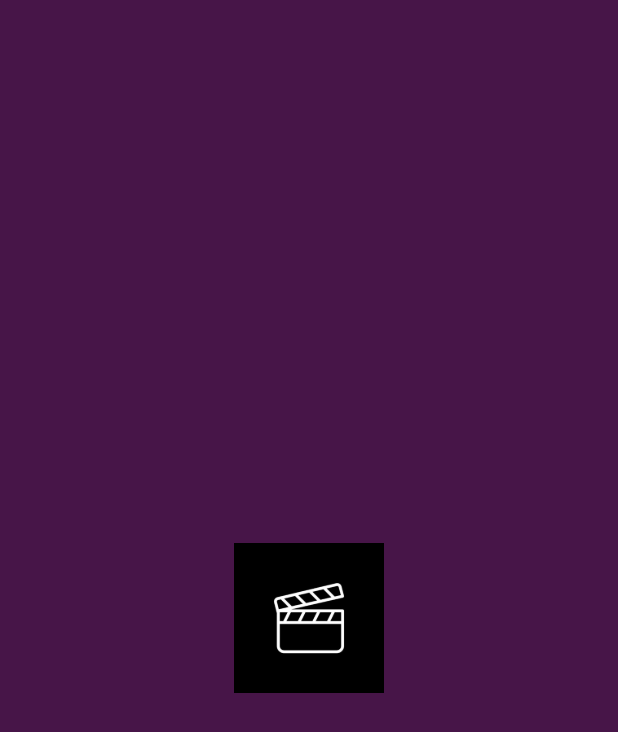
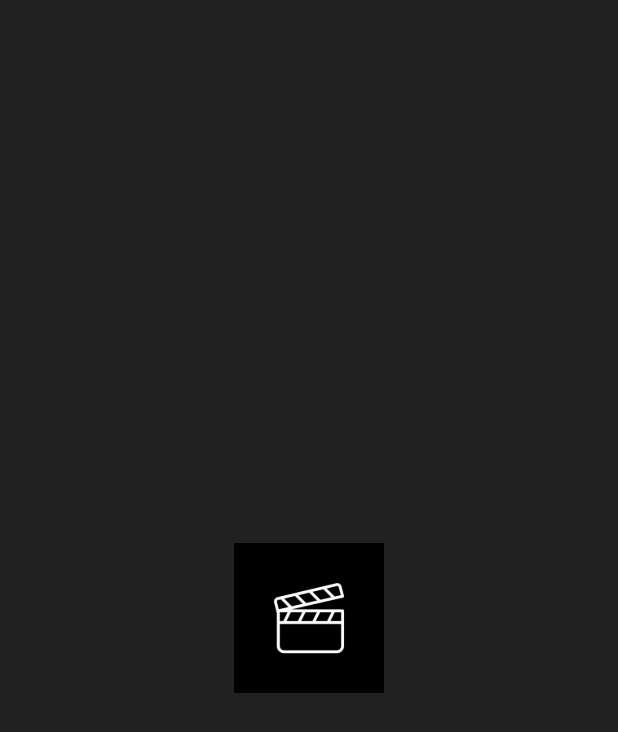
Before and after one commit to mahmoud-khaled19/movies, a Flutter app: the first screen one second after launch, on a phone screen of 412 x 824 dp. Shown: the top 732 px of the screen. Run offline on Flutter 3.47's test engine with Material 2 defaults, Android fonts, the phone set to English and light mode, and no system bars; our stand-ins replace animate_do, cached_network_image, carousel_slider, dartz, dio, flutter_bloc and 4 more.

Commit message:
finish Theme Mode

```diff
--- a/lib/app/resources/strings_manager.dart
+++ b/lib/app/resources/strings_manager.dart
@@ -1,10 +1,13 @@
 class AppStrings {
   static const String noDataFound = 'No Data Found';
-    static const String appTitle = 'Movies App';
-    static const String genres = 'Genres';
+  static const String appTitle = 'Movies App';
+  static const String genres = 'Genres';
   static const String nowPlaying = 'Now Playing';
   static const String popular = 'Popular';
-  static const String topRated =  "Top Rated";
+  static const String topRated = "Top Rated";
   static const String seeMore = 'See More';
   static const String moreLikeThis = 'More Like This';
+  static const String darkMode = 'Dark Mode';
+  static const String lightMode = 'Light Mode';
+  static const String settings = 'Settings';
 }
--- a/lib/app/resources/theme_manager.dart
+++ b/lib/app/resources/theme_manager.dart
@@ -7,6 +7,10 @@ import 'fonts_manager.dart';
 
 ThemeData getLightApplicationTheme() {
   return ThemeData(
+    iconTheme: IconThemeData(
+      color: ColorManagerLight.white,
+      size: AppSize.s25
+    ),
       scaffoldBackgroundColor: ColorManagerLight.primaryColor,
       primarySwatch: Colors.grey,
       primaryColor: ColorManagerLight.primaryColor,
@@ -36,9 +40,9 @@ ThemeData getLightApplicationTheme() {
                   borderRadius: BorderRadius.circular(AppSize.s16)))),
       textTheme: TextTheme(
           titleLarge: getSemiBoldStyle(
+              fontSize: FontSize.s18, color: ColorManagerLight.white),
+          titleMedium: getMediumStyle(
               fontSize: FontSize.s16, color: ColorManagerLight.white),
-        titleMedium: getMediumStyle(
-            fontSize: FontSize.s14, color: ColorManagerLight.white),
           titleSmall: getRegularStyle(
               fontSize: FontSize.s14, color: ColorManagerLight.white)),
       inputDecorationTheme: InputDecorationTheme(
@@ -64,65 +68,79 @@ ThemeData getLightApplicationTheme() {
                 color: ColorManagerLight.primaryColor, width: AppSize.s1),
             borderRadius: BorderRadius.circular(AppSize.s10),
           )),
-  );
+      switchTheme: SwitchThemeData(
+
+        splashRadius: 20,
+          trackColor: MaterialStateProperty.all(Colors.blueGrey),
+          thumbColor: MaterialStateProperty.all(ColorManagerLight.white)));
 }
 
 ThemeData getDarkApplicationTheme() {
   return ThemeData(
-    scaffoldBackgroundColor: ColorManagerLight.primaryColor,
-    primaryColor: ColorManagerLight.primaryColor,
+    iconTheme: IconThemeData(
+        color: ColorManagerLight.white,
+        size: AppSize.s25
+    ),
+    scaffoldBackgroundColor: ColorManagerDark.primaryColor,
+    primaryColor: ColorManagerDark.primaryColor,
     primarySwatch: Colors.grey,
-    disabledColor: ColorManagerLight.grey,
-    splashColor: ColorManagerLight.lightGrey,
+    disabledColor: ColorManagerDark.grey,
+    splashColor: ColorManagerDark.lightGrey,
     appBarTheme: AppBarTheme(
+      iconTheme: IconThemeData(
+        color: ColorManagerDark.white
+      ),
         systemOverlayStyle: SystemUiOverlayStyle(
-            statusBarColor: ColorManagerLight.primaryColor,
+            statusBarColor: ColorManagerDark.primaryColor,
             statusBarIconBrightness: Brightness.light),
         color: Colors.transparent,
-        shadowColor: ColorManagerLight.lightPrimary,
+        shadowColor: ColorManagerDark.lightPrimary,
         elevation: AppSize.s4,
         centerTitle: true,
         titleTextStyle: getRegularStyle(
-            fontSize: FontSize.s16, color: ColorManagerLight.white)),
+            fontSize: FontSize.s16, color: ColorManagerDark.white)),
     buttonTheme: ButtonThemeData(
-      buttonColor: ColorManagerLight.primaryColor,
-      splashColor: ColorManagerLight.lightPrimary,
+      buttonColor: ColorManagerDark.primaryColor,
+      splashColor: ColorManagerDark.lightPrimary,
       shape: const StadiumBorder(),
     ),
     elevatedButtonTheme: ElevatedButtonThemeData(
         style: ElevatedButton.styleFrom(
             textStyle: getRegularStyle(
-                fontSize: FontSize.s18, color: ColorManagerLight.white),
+                fontSize: FontSize.s18, color: ColorManagerDark.white),
             shape: RoundedRectangleBorder(
                 borderRadius: BorderRadius.circular(AppSize.s16)))),
     textTheme: TextTheme(
         titleLarge: getSemiBoldStyle(
-            fontSize: FontSize.s22, color: ColorManagerLight.white),
+            fontSize: FontSize.s18, color: ColorManagerDark.white),
         titleMedium: getMediumStyle(
-            fontSize: FontSize.s14, color: ColorManagerLight.white),
+            fontSize: FontSize.s16, color: ColorManagerDark.white),
         titleSmall: getRegularStyle(
-            fontSize: FontSize.s14, color: ColorManagerLight.grey)),
+            fontSize: FontSize.s14, color: ColorManagerDark.grey)),
+    switchTheme: SwitchThemeData(
+        trackColor: MaterialStateProperty.all(Colors.blueGrey),
+        thumbColor: MaterialStateProperty.all(ColorManagerDark.white)),
     inputDecorationTheme: InputDecorationTheme(
         contentPadding: const EdgeInsets.all(AppSize.s8),
         hintStyle: getRegularStyle(
-            fontSize: FontSize.s14, color: ColorManagerLight.white),
+            fontSize: FontSize.s14, color: ColorManagerDark.white),
         labelStyle: getMediumStyle(
-            fontSize: FontSize.s14, color: ColorManagerLight.white),
+            fontSize: FontSize.s14, color: ColorManagerDark.white),
         errorStyle: getRegularStyle(
-            fontSize: FontSize.s14, color: ColorManagerLight.red),
+            fontSize: FontSize.s14, color: ColorManagerDark.red),
         border: OutlineInputBorder(
           borderSide:
-              BorderSide(color: ColorManagerLight.grey, width: AppSize.s1),
+              BorderSide(color: ColorManagerDark.grey, width: AppSize.s1),
           borderRadius: BorderRadius.circular(AppSize.s10),
         ),
         focusedBorder: OutlineInputBorder(
           borderSide: BorderSide(
-              color: ColorManagerLight.primaryColor, width: AppSize.s1),
+              color: ColorManagerDark.primaryColor, width: AppSize.s1),
           borderRadius: BorderRadius.circular(AppSize.s10),
         ),
         focusedErrorBorder: OutlineInputBorder(
           borderSide: BorderSide(
-              color: ColorManagerLight.primaryColor, width: AppSize.s1),
+              color: ColorManagerDark.primaryColor, width: AppSize.s1),
           borderRadius: BorderRadius.circular(AppSize.s10),
         )),
   );
--- a/lib/app/resources/values_manager.dart
+++ b/lib/app/resources/values_manager.dart
@@ -28,6 +28,7 @@ class AppSize {
   static const double s16 = 16.0;
   static const double s18 = 18.0;
   static const double s20 = 20.0;
+  static const double s25 = 25.0;
   static const double s40 = 40.0;
   static const double s60 = 60.0;
   static const double s70 = 70.0;
--- a/lib/main.dart
+++ b/lib/main.dart
@@ -1,28 +1,45 @@
 import 'package:flutter/material.dart';
+import 'package:flutter_bloc/flutter_bloc.dart';
 import 'package:untitled1/app/resources/strings_manager.dart';
 import 'package:untitled1/app/services/services_locator.dart';
+import 'package:untitled1/movies/presentation/controller/theme_mode_cubit.dart';
 
 import 'app/resources/routes_manager.dart';
 import 'app/resources/theme_manager.dart';
-import 'movies/data/data_source/local_data_source.dart';
+import 'movies/presentation/components/shared_preferences.dart';
+import 'movies/presentation/controller/theme_mode_state.dart';
 
 void main() async {
+  WidgetsFlutterBinding.ensureInitialized();
   await CacheHelper.init();
   ServicesLocator().init();
-  runApp(const MyApp());
+  bool isDark = CacheHelper.getDate(key: 'isDark') ?? false;
+  runApp( MyApp(isDark: isDark,));
 }
 
 class MyApp extends StatelessWidget {
-  const MyApp({super.key});
+  final bool? isDark;
+
+  const MyApp({required this.isDark,super.key});
 
   @override
   Widget build(BuildContext context) {
-    return MaterialApp(
-      title: AppStrings.appTitle,
-      debugShowCheckedModeBanner: false,
-      onGenerateRoute: RouteGenerator.getRoute,
-      initialRoute: RoutesManager.splashRoute,
-      theme: getLightApplicationTheme(),
+    return BlocProvider(
+      create: (context) => ThemeModeCubit()..changeMode(fromShared: isDark),
+      child: BlocBuilder<ThemeModeCubit, ThemeModeState>(
+        builder: (context, state) {
+          ThemeModeCubit cubit = BlocProvider.of(context);
+          return MaterialApp(
+            title: AppStrings.appTitle,
+            debugShowCheckedModeBanner: false,
+            onGenerateRoute: RouteGenerator.getRoute,
+            initialRoute: RoutesManager.splashRoute,
+            theme: cubit.isDark
+                ? getLightApplicationTheme()
+                : getDarkApplicationTheme(),
+          );
+        },
+      ),
     );
   }
 }
--- a/lib/movies/data/data_source/local_data_source.dart
+++ b/lib/movies/presentation/components/shared_preferences.dart
@@ -12,7 +12,7 @@ class CacheHelper {
     return await _sharedPreferences?.setBool(key, value);
   }
 
-  static bool? getBoolDate({
+  static bool? getDate({
     required String key,
   }) {
     return _sharedPreferences?.getBool(key);
--- /dev/null
+++ b/lib/movies/presentation/controller/theme_mode_cubit.dart
@@ -0,0 +1,21 @@
+import 'package:flutter_bloc/flutter_bloc.dart';
+import 'package:untitled1/movies/presentation/components/shared_preferences.dart';
+import 'package:untitled1/movies/presentation/controller/theme_mode_state.dart';
+
+class ThemeModeCubit extends Cubit<ThemeModeState> {
+  ThemeModeCubit() : super(ThemeModeInitial());
+
+  static ThemeModeCubit get(context) => BlocProvider.of(context);
+  bool isDark = false;
+
+  void changeMode({bool? fromShared}) {
+    if (fromShared == null) {
+      isDark = !isDark;
+      CacheHelper.saveData(key: 'isDark', value: isDark);
+      emit(ChangeThemeMode());
+    } else {
+      isDark = fromShared;
+      emit(ChangeThemeMode());
+    }
+  }
+}
--- /dev/null
+++ b/lib/movies/presentation/controller/theme_mode_state.dart
@@ -0,0 +1,5 @@
+
+abstract class ThemeModeState {}
+
+class ThemeModeInitial extends ThemeModeState {}
+class ChangeThemeMode extends ThemeModeState {}
```
Also changed, not shown: lib/movies/presentation/screens/movie_screen/movie_screen.dart (+11 -2 lines), lib/movies/presentation/screens/settings_screen.dart (added, +53 -0 lines). Lines whose indentation alone changed are shown as unchanged.
